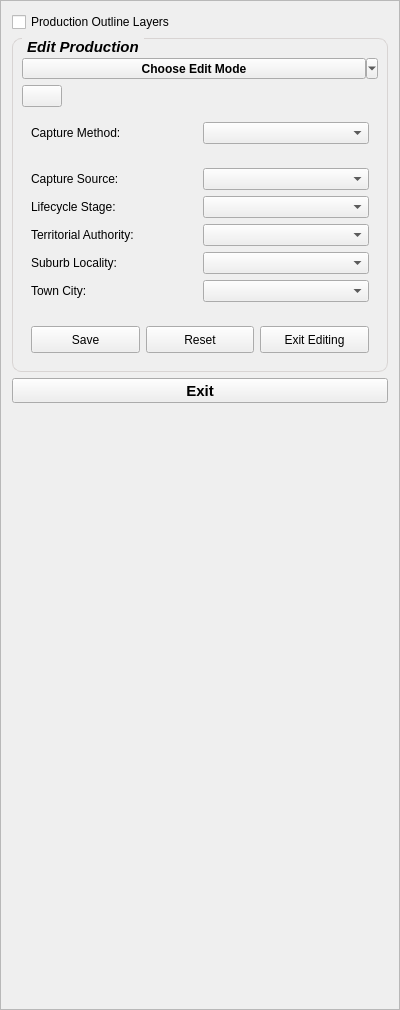
Before: the Qt Designer form buildings/gui/production_edits.ui in linz/nz-buildings, drawn with Qt 5.
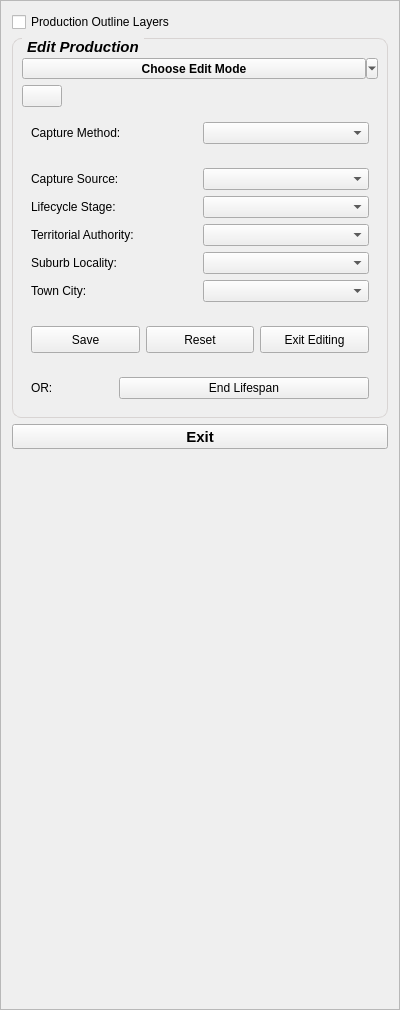
After: the same form once the commit is applied.

Commit message:
End lifespan btn in production
Add btn to production frame allowing user to end lifespan of building outline in production frame

The edit to the form file:
```diff
--- a/buildings/gui/production_edits.ui
+++ b/buildings/gui/production_edits.ui
@@ -324,6 +324,51 @@
         </layout>
        </widget>
       </item>
+      <item>
+       <widget class="QWidget" name="layout_end_lifespan" native="true">
+        <layout class="QHBoxLayout" name="horizontalLayout_2">
+         <item>
+          <widget class="QLabel" name="lb_or">
+           <property name="text">
+            <string>OR:</string>
+           </property>
+          </widget>
+         </item>
+         <item>
+          <spacer name="horizontalSpacer_2">
+           <property name="orientation">
+            <enum>Qt::Horizontal</enum>
+           </property>
+           <property name="sizeHint" stdset="0">
+            <size>
+             <width>40</width>
+             <height>20</height>
+            </size>
+           </property>
+          </spacer>
+         </item>
+         <item>
+          <widget class="QPushButton" name="btn_end_lifespan">
+           <property name="minimumSize">
+            <size>
+             <width>250</width>
+             <height>0</height>
+            </size>
+           </property>
+           <property name="maximumSize">
+            <size>
+             <width>16777215</width>
+             <height>16777215</height>
+            </size>
+           </property>
+           <property name="text">
+            <string>End Lifespan</string>
+           </property>
+          </widget>
+         </item>
+        </layout>
+       </widget>
+      </item>
      </layout>
     </widget>
    </item>
```
Left out of the diff: 54 changed lines with no effect on the pictures. The commit also changes 9 other files.
